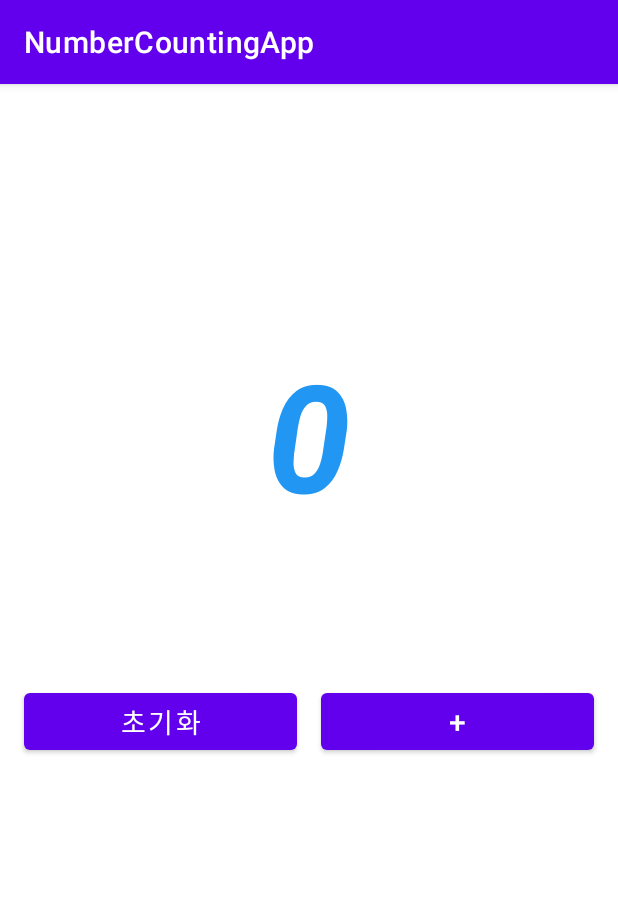
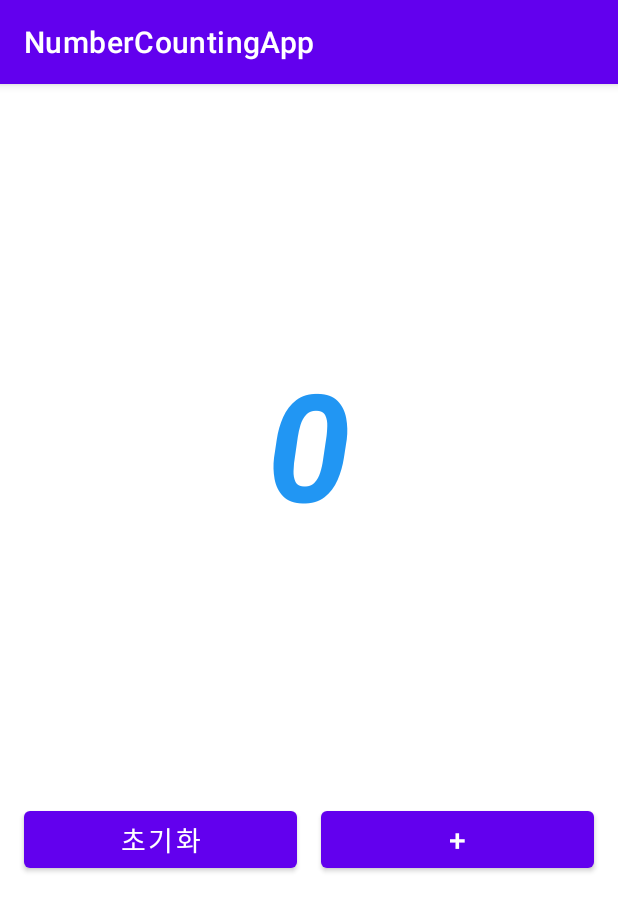
Before and after one commit to poiuyreq0/NumberCountingApp, an Android app: the screen it shows after launch (MainActivity), on a phone screen of 412 x 824 dp. Shown: the top 911 px of the screen. Run offline under Robolectric (Android 15) with nearby library versions, the phone set to English and light mode, and no system bars.

Commit message:
project init

```diff
--- a/app/src/main/res/layout/activity_main.xml
+++ b/app/src/main/res/layout/activity_main.xml
@@ -10,38 +10,40 @@
     <TextView
         android:id="@+id/numberTextView"
         android:layout_width="match_parent"
-        android:layout_height="300dp"
+        android:layout_height="0dp"
+        android:layout_weight="2"
         android:text="0"
         android:textSize="100sp"
         android:textColor="@color/blue"
         android:textStyle="bold|italic"
-        android:gravity="center_horizontal|bottom"
+        android:gravity="center"
         />
 
     <LinearLayout
         android:layout_width="match_parent"
         android:layout_height="wrap_content"
-        android:orientation="horizontal"
-        android:layout_marginTop="100dp">
+        android:layout_weight="1"
+        android:gravity="top"
+        android:orientation="horizontal">
 
         <Button
             android:id="@+id/resetButton"
             android:layout_width="0dp"
             android:layout_height="50dp"
+            android:layout_weight="1"
+            android:layout_marginHorizontal="16dp"
             android:text="초기화"
             android:textSize="18sp"
-            android:layout_weight="1"
-            android:layout_marginHorizontal="16dp"
             />
 
         <Button
             android:id="@+id/plusButton"
             android:layout_width="0dp"
             android:layout_height="50dp"
+            android:layout_weight="1"
+            android:layout_marginEnd="16dp"
             android:text="+"
             android:textSize="20sp"
-            android:layout_weight="1"
-            android:layout_marginEnd="16dp"
             />
 
     </LinearLayout>
```
